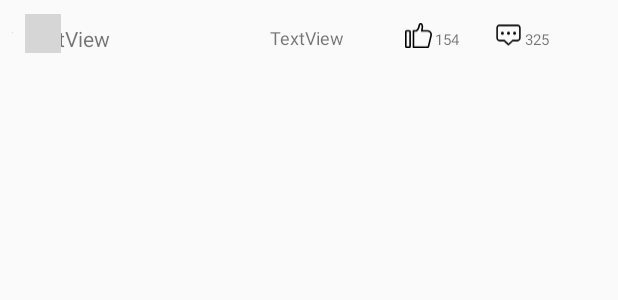
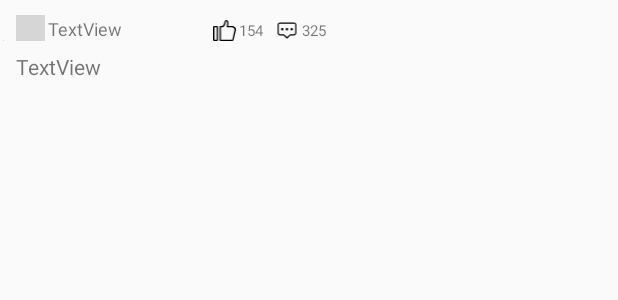
Before and after one commit to lw-mengo/MyDMZJ, an Android app: the layout news_rv_item.xml on its own in the app's theme, with its tools: preview values and no code run, on a phone screen of 412 x 824 dp. Shown: the top 300 px of the screen. Run offline under Robolectric (Android 15) with nearby library versions, the phone set to English and light mode, and no system bars; grey boxes are pictures that could not be loaded.

Commit message:
布局优化

```diff
--- a/app/src/main/java/com/study/mydmzj/MainActivity.java
+++ b/app/src/main/java/com/study/mydmzj/MainActivity.java
@@ -4,7 +4,6 @@ import android.os.Bundle;
 
 import androidx.navigation.NavController;
 import androidx.navigation.Navigation;
-import androidx.navigation.ui.AppBarConfiguration;
 import androidx.navigation.ui.NavigationUI;
 
 import com.google.android.material.bottomnavigation.BottomNavigationView;
@@ -20,8 +19,9 @@ public class MainActivity extends DaggerAppCompatActivity {
         BottomNavigationView navigationView = findViewById(R.id.index_bottom_navigation);
         navigationView.setLabelVisibilityMode(LabelVisibilityMode.LABEL_VISIBILITY_LABELED);//3个以内的默认图片加文字，3个以上需要设置该属性
         NavController navController = Navigation.findNavController(this, R.id.fragment2);
-        AppBarConfiguration configuration = new AppBarConfiguration.Builder(navigationView.getMenu()).build();
-        NavigationUI.setupActionBarWithNavController(this, navController, configuration);
+        //注释掉app顶部的导航栏
+//        AppBarConfiguration configuration = new AppBarConfiguration.Builder(navigationView.getMenu()).build();
+//        NavigationUI.setupActionBarWithNavController(this, navController, configuration);
         NavigationUI.setupWithNavController(navigationView, navController);
 
     }
--- a/app/src/main/java/com/study/mydmzj/recommend_fragments/ClassifyFragment.java
+++ b/app/src/main/java/com/study/mydmzj/recommend_fragments/ClassifyFragment.java
@@ -49,8 +49,6 @@ public class ClassifyFragment extends DaggerFragment {
         //mViewModel = ViewModelProviders.of(this).get(ClassifyViewModel.class);
         rv_classify.setLayoutManager(new GridLayoutManager(requireContext(), 3));
         ClassifyRecyclerViewAdapter adapter = new ClassifyRecyclerViewAdapter(requireContext());
-        rv_classify.addItemDecoration(new DividerItemDecoration(requireContext(), DividerItemDecoration.VERTICAL));
-
         mViewModel.getListMutableLiveData().observe(this, classifyData -> {
             adapter.setList(classifyData);
             rv_classify.setAdapter(adapter);
--- a/app/src/main/res/layout/classify_rv_item.xml
+++ b/app/src/main/res/layout/classify_rv_item.xml
@@ -26,12 +26,12 @@
             android:id="@+id/textView_title"
             android:layout_width="wrap_content"
             android:layout_height="wrap_content"
-            android:layout_marginStart="36dp"
+            android:layout_marginStart="24dp"
             android:layout_marginTop="5dp"
             android:layout_marginBottom="2dp"
             android:text="TextView"
             app:layout_constraintBottom_toBottomOf="parent"
-            app:layout_constraintStart_toStartOf="parent"
+            app:layout_constraintStart_toStartOf="@+id/imageView_cover"
             app:layout_constraintTop_toBottomOf="@+id/imageView_cover"
             tools:text="少女棉花" />
     </androidx.constraintlayout.widget.ConstraintLayout>
--- a/app/src/main/res/layout/news_fragment.xml
+++ b/app/src/main/res/layout/news_fragment.xml
@@ -19,6 +19,7 @@
         android:id="@+id/news_banner"
         android:layout_width="0dp"
         android:layout_height="0dp"
+        android:layout_marginTop="2dp"
         android:layout_marginBottom="8dp"
         app:layout_constraintBottom_toTopOf="@+id/news_recyclerView"
         app:layout_constraintEnd_toEndOf="parent"
--- a/app/src/main/res/layout/news_rv_item.xml
+++ b/app/src/main/res/layout/news_rv_item.xml
@@ -10,8 +10,9 @@
         android:id="@+id/news_rv_cover"
         android:layout_width="wrap_content"
         android:layout_height="wrap_content"
-        android:layout_marginStart="8dp"
-        android:layout_marginTop="8dp"
+        android:layout_marginStart="2dp"
+        android:layout_marginTop="2dp"
+        android:layout_marginBottom="2dp"
         android:contentDescription="@string/image_content"
         app:layout_constraintBottom_toBottomOf="parent"
         app:layout_constraintStart_toStartOf="parent"
@@ -23,61 +24,49 @@
         android:layout_width="0dp"
         android:layout_height="wrap_content"
         android:layout_marginStart="8dp"
-        android:layout_marginTop="16dp"
-        android:layout_marginEnd="8dp"
+        android:layout_marginTop="8dp"
         android:text="TextView"
-        app:layout_constraintEnd_toEndOf="parent"
-        app:layout_constraintHorizontal_bias="0.115"
         app:layout_constraintStart_toEndOf="@+id/news_rv_cover"
-        app:layout_constraintTop_toTopOf="parent" />
+        app:layout_constraintTop_toTopOf="@+id/news_rv_cover" />
 
     <TextView
         android:id="@+id/news_rc_tv_user"
         android:layout_width="wrap_content"
         android:layout_height="wrap_content"
-        android:layout_marginStart="180dp"
+        android:layout_marginStart="2dp"
         android:text="TextView"
         android:textSize="12sp"
-        app:layout_constraintBottom_toBottomOf="parent"
-        app:layout_constraintStart_toStartOf="parent"
-        app:layout_constraintTop_toTopOf="parent"
-        app:layout_constraintVertical_bias="0.891" />
+        app:layout_constraintBottom_toBottomOf="@+id/news_rv_user_cover"
+        app:layout_constraintStart_toEndOf="@+id/news_rv_user_cover" />
 
     <ImageView
         android:id="@+id/news_rv_user_cover"
-        android:layout_width="24dp"
-        android:layout_height="26dp"
+        android:layout_width="19dp"
+        android:layout_height="17dp"
         android:layout_marginStart="8dp"
-        android:layout_marginTop="8dp"
         android:contentDescription="@string/image_content"
-        app:layout_constraintBottom_toBottomOf="parent"
+        app:layout_constraintBottom_toBottomOf="@+id/news_rv_cover"
         app:layout_constraintStart_toEndOf="@+id/news_rv_cover"
-        app:layout_constraintTop_toTopOf="parent"
-        app:layout_constraintVertical_bias="0.87"
         tools:srcCompat="@tools:sample/avatars" />
 
     <ImageView
         android:id="@+id/imageView7"
-        android:layout_width="18dp"
-        android:layout_height="19dp"
-        android:layout_marginEnd="124dp"
+        android:layout_width="15dp"
+        android:layout_height="14dp"
+        android:layout_marginStart="60dp"
         android:contentDescription="@string/image_content"
-        app:layout_constraintBottom_toBottomOf="parent"
-        app:layout_constraintEnd_toEndOf="parent"
-        app:layout_constraintTop_toTopOf="parent"
-        app:layout_constraintVertical_bias="0.888"
+        app:layout_constraintBottom_toBottomOf="@+id/news_rc_tv_user"
+        app:layout_constraintStart_toEndOf="@+id/news_rc_tv_user"
         app:srcCompat="@drawable/ic_good" />
 
     <ImageView
         android:id="@+id/imageView9"
-        android:layout_width="18dp"
-        android:layout_height="20dp"
-        android:layout_marginEnd="64dp"
+        android:layout_width="16dp"
+        android:layout_height="14dp"
+        android:layout_marginStart="8dp"
         android:contentDescription="@string/image_content"
-        app:layout_constraintBottom_toBottomOf="parent"
-        app:layout_constraintEnd_toEndOf="parent"
-        app:layout_constraintTop_toTopOf="parent"
-        app:layout_constraintVertical_bias="0.887"
+        app:layout_constraintBottom_toBottomOf="@+id/news_rv_tv_good_number"
+        app:layout_constraintStart_toEndOf="@+id/news_rv_tv_good_number"
         app:srcCompat="@drawable/ic_comment" />
 
     <TextView
@@ -87,10 +76,8 @@
         android:layout_marginStart="2dp"
         android:text="TextView"
         android:textSize="10sp"
-        app:layout_constraintBottom_toBottomOf="parent"
+        app:layout_constraintBottom_toBottomOf="@+id/imageView7"
         app:layout_constraintStart_toEndOf="@+id/imageView7"
-        app:layout_constraintTop_toTopOf="parent"
-        app:layout_constraintVertical_bias="0.893"
         tools:text="154" />
 
     <TextView
@@ -100,10 +87,8 @@
         android:layout_marginStart="2dp"
         android:text="TextView"
         android:textSize="10sp"
-        app:layout_constraintBottom_toBottomOf="parent"
+        app:layout_constraintBottom_toBottomOf="@+id/imageView9"
         app:layout_constraintStart_toEndOf="@+id/imageView9"
-        app:layout_constraintTop_toTopOf="parent"
-        app:layout_constraintVertical_bias="0.893"
         tools:text="325" />
 
 </androidx.constraintlayout.widget.ConstraintLayout>
--- a/app/src/main/res/layout/novel_rv_item_banner.xml
+++ b/app/src/main/res/layout/novel_rv_item_banner.xml
@@ -9,6 +9,7 @@
         android:id="@+id/novel_banner"
         android:layout_width="0dp"
         android:layout_height="200dp"
+        android:layout_marginTop="2dp"
         app:layout_constraintBottom_toBottomOf="parent"
         app:layout_constraintEnd_toEndOf="parent"
         app:layout_constraintStart_toStartOf="parent"
--- a/app/src/main/res/layout/recommend_rv_item_third.xml
+++ b/app/src/main/res/layout/recommend_rv_item_third.xml
@@ -9,7 +9,7 @@
         android:id="@+id/rv_third_one"
         android:layout_width="90dp"
         android:layout_height="120dp"
-        android:layout_marginStart="16dp"
+        android:layout_marginStart="8dp"
         android:layout_marginTop="8dp"
         android:contentDescription="@string/image_content"
         android:scaleType="fitXY"
@@ -163,7 +163,7 @@
         android:id="@+id/textView_item_third_title"
         android:layout_width="wrap_content"
         android:layout_height="wrap_content"
-        android:layout_marginStart="16dp"
+        android:layout_marginStart="8dp"
         android:layout_marginTop="8dp"
         android:text="TextView"
         app:layout_constraintStart_toStartOf="parent"
--- a/app/src/main/res/values/styles.xml
+++ b/app/src/main/res/values/styles.xml
@@ -1,7 +1,7 @@
 <resources>
 
     <!-- Base application theme. -->
-    <style name="AppTheme" parent="Theme.AppCompat.Light.DarkActionBar">
+    <style name="AppTheme" parent="Theme.AppCompat.Light.NoActionBar">
         <!-- Customize your theme here. -->
         <item name="colorPrimary">@color/colorPrimary</item>
         <item name="colorPrimaryDark">@color/colorPrimaryDark</item>
```
Also changed, not shown: app/src/main/res/layout/novel_rv_item_third.xml (+8 -8 lines), app/src/main/res/layout/novel_rv_item_type_one.xml (+19 -17 lines), app/src/main/res/layout/novel_rv_item_type_two.xml (+5 -5 lines), app/src/main/res/layout/recommend_rv_banner.xml (+2 -9 lines), app/src/main/res/layout/recommend_rv_item_one.xml (+8 -2 lines), app/src/main/res/layout/recommend_rv_item_two.xml (+5 -2 lines), app/src/main/res/layout/updata_rv_item_type_one.xml (+5 -6 lines).
